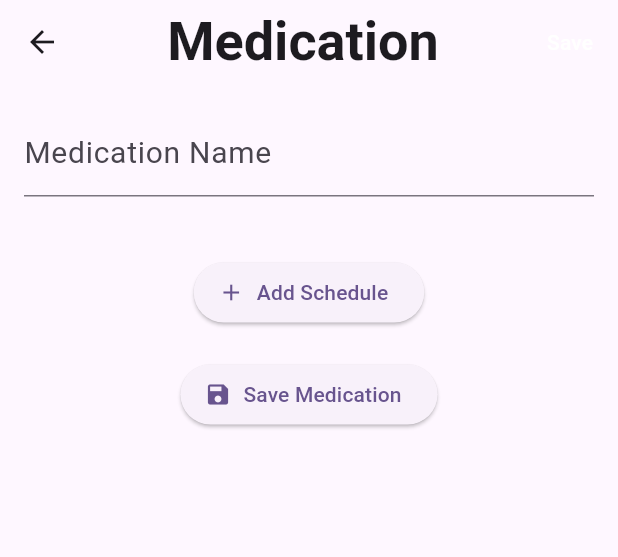
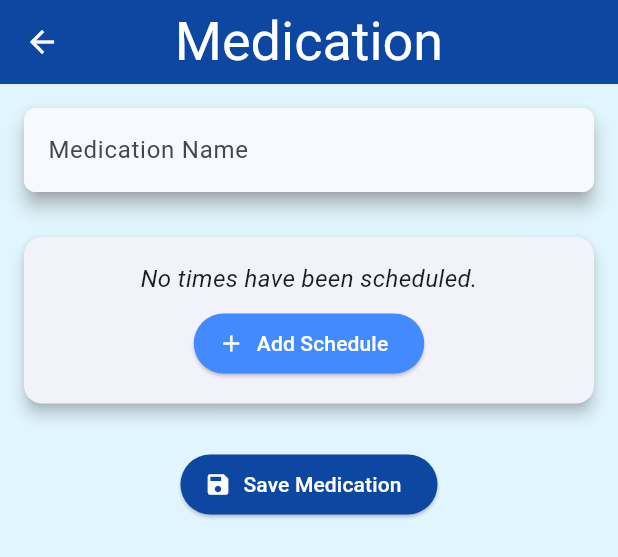
Before and after one commit to nhagan1497/PolypharmacyAppFrontend, a Flutter app: the MedicationTile widget shown alone on an empty page, opened directly with empty values, after a tap on "Edit", on a phone screen of 412 x 824 dp. Shown: the top 557 px of the screen. Run offline on Flutter 3.47's test engine with Material 3 defaults, Android fonts, the phone set to English and light mode, and no system bars; our stand-ins replace dio, firebase_auth, firebase_core, flutter_hooks, flutter_riverpod, freezed_annotation and 3 more; missing offline and left inert: firebase_ui_auth, firebase_ui_oauth_google; accounts and stored records are empty; generated files the repository leaves out were written again; statements that could not run were skipped.

Commit message:
Add app styling

```diff
--- a/lib/main.dart
+++ b/lib/main.dart
@@ -22,8 +22,32 @@ class PolypharmacyApp extends StatelessWidget {
     return MaterialApp(
       title: 'Polypharmacy App',
       theme: ThemeData(
-        colorScheme: ColorScheme.fromSeed(seedColor: Colors.deepPurple),
+        colorScheme: ColorScheme.fromSeed(
+          seedColor: Colors.blue,
+        ),
         useMaterial3: true,
+        scaffoldBackgroundColor: Colors.lightBlue[50],
+        appBarTheme: AppBarTheme(
+          backgroundColor:
+              Colors.blue[900],
+          foregroundColor:
+              Colors.white,
+        ),
+        buttonTheme: const ButtonThemeData(
+          buttonColor: Colors.blue,
+          textTheme:
+              ButtonTextTheme.primary,
+        ),
+        elevatedButtonTheme: ElevatedButtonThemeData(
+          style: ElevatedButton.styleFrom(
+            foregroundColor: Colors.white,
+            backgroundColor: Colors.blueAccent,
+          ),
+        ),
+        floatingActionButtonTheme: FloatingActionButtonThemeData(
+          backgroundColor: Colors.blue[900],
+          foregroundColor: Colors.white,
+        ),
       ),
       home: const AuthGate(),
     );
--- a/lib/ui/home/home_screen.dart
+++ b/lib/ui/home/home_screen.dart
@@ -28,13 +28,11 @@ class HomeScreen extends HookWidget {
     return ProviderScope(
       child: Scaffold(
         appBar: AppBar(
-          title: Center(
-            child: Text(
-              screenTitles[currentIndex.value],
-              style: const TextStyle(
-                fontSize: 36,
-                fontWeight: FontWeight.bold,
-              ),
+          centerTitle: true,
+          title: Text(
+            screenTitles[currentIndex.value],
+            style: const TextStyle(
+              fontSize: 36,
             ),
           ),
         ),
@@ -59,7 +57,7 @@ class HomeScreen extends HookWidget {
               label: 'Identify',
             ),
             BottomNavigationBarItem(
-              icon: Icon(Icons.medication_rounded),
+              icon: Icon(Icons.medical_information),
               label: 'Med List',
             ),
           ],
--- a/lib/ui/medication_list/medication_list_screen.dart
+++ b/lib/ui/medication_list/medication_list_screen.dart
@@ -19,7 +19,7 @@ class MedicationListScreen extends ConsumerWidget {
           switch (medicationState) {
             AsyncData(:final value) => Expanded(
               child: ListView.builder(
-                  itemCount: value.medicationList.length ?? 0,
+                itemCount: value.medicationList.length,
                 itemBuilder: (context, index) {
                   return MedicationTile(
                       medication: value.medicationList[index]);
@@ -27,12 +27,12 @@ class MedicationListScreen extends ConsumerWidget {
               ),
             ),
             AsyncError() => const Text('An unexpected error occurred.'),
-            _ =>
-              const Expanded(child: Center(child: CircularProgressIndicator())),
+            _ => const Expanded(child: Center(child: CircularProgressIndicator())),
           },
-          Padding(
-            padding: const EdgeInsets.all(16.0),
-            child: ElevatedButton.icon(
+          const SizedBox(height: 100)
+        ],
+      ),
+      floatingActionButton: FloatingActionButton.extended(
         onPressed: () {
           medicationStateActions.setSelectedMedication(null);
           Navigator.of(context).push(
@@ -42,19 +42,10 @@ class MedicationListScreen extends ConsumerWidget {
             ),
           );
         },
-              icon: const Icon(Icons.medical_services, size: 20),
+        icon: const Icon(Icons.medication_sharp),
         label: const Text('Add New Medication'),
-              style: ElevatedButton.styleFrom(
-                padding:
-                    const EdgeInsets.symmetric(horizontal: 12, vertical: 8),
-                shape: RoundedRectangleBorder(
-                  borderRadius: BorderRadius.circular(20), // Oval shape
       ),
-              ),
-            ),
-          ),
-        ],
-      ),
+      floatingActionButtonLocation: FloatingActionButtonLocation.centerFloat,
     );
   }
 }
--- a/lib/ui/medication_list/medication_screen.dart
+++ b/lib/ui/medication_list/medication_screen.dart
@@ -18,27 +18,13 @@ class MedicationScreen extends HookConsumerWidget {
 
     return Scaffold(
       appBar: AppBar(
-        title: const Center(
-          child: Text(
+        centerTitle: true,
+        title: const Text(
           "Medication",
           style: TextStyle(
             fontSize: 36,
-              fontWeight: FontWeight.bold,
           ),
         ),
-        ),
-        actions: [
-          TextButton(
-            onPressed: () {
-              // Handle save logic here
-              Navigator.of(context).pop();
-            },
-            child: const Text(
-              'Save',
-              style: TextStyle(color: Colors.white),
-            ),
-          ),
-        ],
       ),
       body: Padding(
         padding: const EdgeInsets.all(16.0),
@@ -46,24 +32,40 @@ class MedicationScreen extends HookConsumerWidget {
           child: Column(
             crossAxisAlignment: CrossAxisAlignment.start,
             children: <Widget>[
-              TextField(
+              Material(
+                elevation: 5.0, // Adjust the elevation to control the shadow depth
+                shadowColor: Colors.grey, // Set the shadow color
+                borderRadius: BorderRadius.circular(8.0), // Optional: Set border radius
+                child: ClipRRect(
+                  borderRadius: BorderRadius.circular(8.0), // Set the same border radius here
+                  child: TextField(
                     controller: medNameController,
-                decoration: const InputDecoration(
+                    decoration: InputDecoration(
                       labelText: 'Medication Name',
-                  labelStyle: TextStyle(fontSize: 20),
+                      filled: true,
+                      border: InputBorder.none,
+                      fillColor: Theme.of(context).cardColor,
+                    ),
+                  ),
                 ),
               ),
               const SizedBox(height: 20),
+              Card(
+                elevation: 4.0,
+                margin: const EdgeInsets.symmetric(vertical: 10.0),
+                child: Padding(
+                  padding: const EdgeInsets.all(16.0),
+                  child: Column(
+                    children: [
                       if (scheduleState.schedules.isNotEmpty)
-                Center(
-                  child: DataTable(
+                        DataTable(
                           columnSpacing: 32,
                           headingRowHeight: 32.0,
                           dataRowHeight: 40.0,
                           columns: const [
                             DataColumn(label: Center(child: Text('Time'))),
                             DataColumn(label: Center(child: Text('Quantity'))),
-                      DataColumn(label: Center(child: Text('Edit/Delete'))),
+                            DataColumn(label: Center(child: Text('    Edit/Delete'))),
                           ],
                           rows: scheduleState.schedules.asMap().entries.map((entry) {
                             int index = entry.key;
@@ -100,9 +102,15 @@ class MedicationScreen extends HookConsumerWidget {
                               ),
                             ]);
                           }).toList(),
+                        )
+                      else
+                        const Center(
+                          child: Text(
+                            "No times have been scheduled.",
+                            style: TextStyle(fontSize: 16, fontStyle: FontStyle.italic),
                           ),
                         ),
-              const SizedBox(height: 20),
+                      const SizedBox(height: 8),
                       Center(
                         child: ElevatedButton.icon(
                           onPressed: () {
@@ -117,6 +125,10 @@ class MedicationScreen extends HookConsumerWidget {
                           label: const Text('Add Schedule'),
                         ),
                       ),
+                    ],
+                  ),
+                ),
+              ),
               const SizedBox(height: 20),
               Center(
                 child: ElevatedButton.icon(
@@ -125,6 +137,10 @@ class MedicationScreen extends HookConsumerWidget {
                   },
                   icon: const Icon(Icons.save),
                   label: const Text('Save Medication'),
+                  style: ElevatedButton.styleFrom(
+                    foregroundColor: Colors.white,
+                    backgroundColor: Colors.blue[900],
+                  ),
                 ),
               ),
             ],
--- a/lib/ui/medication_list/medication_tile.dart
+++ b/lib/ui/medication_list/medication_tile.dart
@@ -13,27 +13,44 @@ class MedicationTile extends ConsumerWidget {
   @override
   Widget build(BuildContext context, WidgetRef ref) {
     final medicationStateActions = ref.watch(medicationStateProvider.notifier);
-    return Column(
+    return Card(
+      margin: const EdgeInsets.symmetric(vertical: 10, horizontal: 16),
+      elevation: 4,
+      shape: RoundedRectangleBorder(
+        borderRadius: BorderRadius.circular(15),
+      ),
+      child: Padding(
+        padding: const EdgeInsets.all(16.0),
+        child: Column(
+          crossAxisAlignment: CrossAxisAlignment.start,
           children: [
-        const Divider(
-          color: Colors.grey,
-          height: 20,
-          thickness: 2,
-          indent: 10,
-          endIndent: 10,
-        ),
-        Padding(
-          padding: const EdgeInsets.symmetric(horizontal: 16.0),
-          child: Row(
-            mainAxisAlignment: MainAxisAlignment.spaceBetween,
-            children: [
-              Expanded(
-                child: Text(
+            // Medication name and dosage
+            Text(
               "${medication.name} - ${medication.dosage}",
               style: Theme.of(context).textTheme.titleLarge,
+              overflow: TextOverflow.ellipsis,
+            ),
+            // Medication schedules
+            ListTile(
+              subtitle: Container(
+                padding: const EdgeInsets.all(8.0),
+                child: Column(
+                  crossAxisAlignment: CrossAxisAlignment.start,
+                  children: medication.schedules
+                      .map((sch) => Padding(
+                    padding: const EdgeInsets.symmetric(vertical: 2),
+                    child: Text(
+                      "• Take ${sch.quantity} pill${sch.quantity! > 1 ? "s" : ""} at ${DateFormat.jm().format(sch.time)}",
+                      style: Theme.of(context).textTheme.bodyLarge,
+                    ),
+                  ))
+                      .toList(),
                 ),
               ),
+            ),
+            // Edit and Delete buttons
             Row(
+              mainAxisAlignment: MainAxisAlignment.center,
               children: [
                 ElevatedButton.icon(
                   onPressed: () {
@@ -75,15 +92,13 @@ class MedicationTile extends ConsumerWidget {
                                 child: const Text("Delete"),
                                 onPressed: () {
                                   medicationStateActions
-                                        .deleteMedicationAndSchedules(
-                                            medication);
+                                      .deleteMedicationAndSchedules(medication);
                                   Navigator.of(context).pop();
                                 },
                               ),
                             ],
                           );
-                          }
-                        );
+                        });
                   },
                   icon: const Icon(Icons.delete, size: 20),
                   label: const Text('Delete'),
@@ -100,25 +115,6 @@ class MedicationTile extends ConsumerWidget {
           ],
         ),
       ),
-        ListTile(
-          subtitle: Container(
-            padding: const EdgeInsets.all(8.0),
-            color: Colors.grey[200],
-            child: Column(
-              crossAxisAlignment: CrossAxisAlignment.start,
-              children: medication.schedules
-                  .map((sch) => Padding(
-                        padding: const EdgeInsets.symmetric(vertical: 2),
-                        child: Text(
-                          "Take ${sch.quantity} pills at ${DateFormat.jm().format(sch.time)}",
-                          style: const TextStyle(color: Colors.black),
-                        ),
-                      ))
-                  .toList(),
-            ),
-          ),
-        ),
-      ],
     );
   }
 }
--- a/lib/ui/medication_list/schedule_dialog.dart
+++ b/lib/ui/medication_list/schedule_dialog.dart
@@ -34,7 +34,9 @@ class ScheduleDialog extends HookConsumerWidget {
         children: <Widget>[
           TextField(
             controller: quantityController,
-            decoration: const InputDecoration(labelText: 'Quantity'),
+            decoration: const InputDecoration(
+                labelText: 'Quantity',
+      ),
             keyboardType: TextInputType.number,
           ),
           const SizedBox(height: 20),
```
Lines whose indentation alone changed are shown as unchanged.
